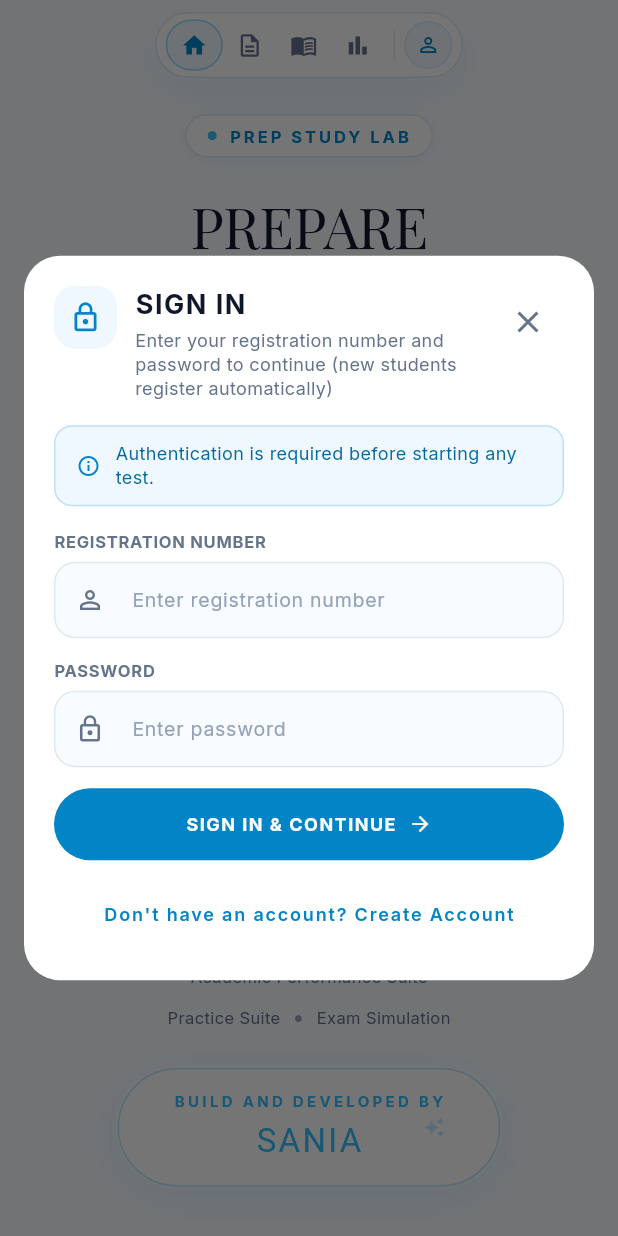
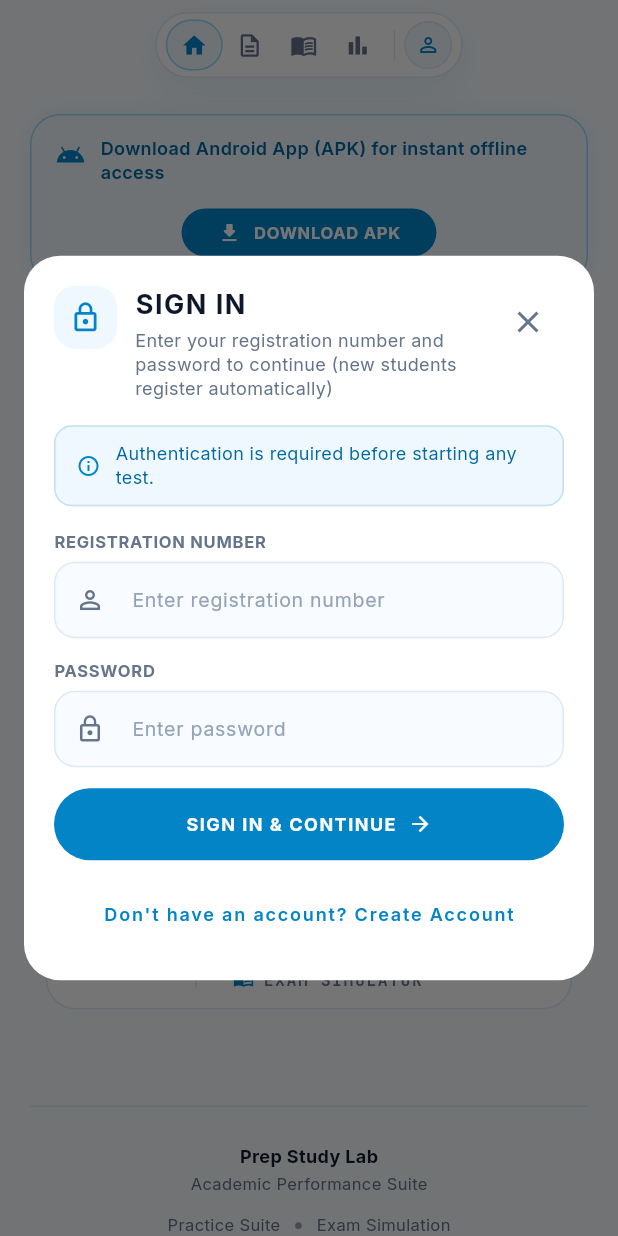
Before and after one commit to Sania-786-R/flutter-prep-study-lab, a Flutter app: the screen it shows after launch, after a tap on "START PRACTICING", on a phone screen of 412 x 824 dp. Run offline on Flutter 3.47's test engine with Material 3 defaults, Android fonts, the phone set to English and light mode, and no system bars; our stand-ins replace google_fonts, shared_preferences, supabase_flutter; missing offline and left inert: dart:html; accounts and stored records are empty.

Commit message:
Fix mobile scrolling, cache control, modal guards, and responsive APK banner

```diff
--- a/lib/main.dart
+++ b/lib/main.dart
@@ -55,7 +55,7 @@ class PrepStudyLabApp extends StatelessWidget {
           PointerDeviceKind.trackpad,
           PointerDeviceKind.stylus,
         },
-        physics: const BouncingScrollPhysics(parent: AlwaysScrollableScrollPhysics()),
+        physics: const ClampingScrollPhysics(parent: AlwaysScrollableScrollPhysics()),
       ),
       home: const MainShellScreen(),
     );
@@ -75,6 +75,7 @@ class _MainShellScreenState extends State<MainShellScreen> {
   MockAttemptModel? _viewingResultAttempt;
   bool _isStartingTest = false;
   bool _isAuthModalOpen = false;
+  bool _isConfigModalOpen = false;
 
   @override
   void initState() {
@@ -123,6 +124,7 @@ class _MainShellScreenState extends State<MainShellScreen> {
   }
 
   void _openConfigModal({String? preselectedCourseId}) {
+    if (_isConfigModalOpen) return;
     final auth = context.read<AuthService>();
     if (!auth.isAuthenticated) {
       _showAuthModal(
@@ -133,15 +135,20 @@ class _MainShellScreenState extends State<MainShellScreen> {
     }
 
     final testService = context.read<TestService>();
+    _isConfigModalOpen = true;
     showDialog(
       context: context,
+      barrierDismissible: true,
+      barrierColor: Colors.black.withValues(alpha: 0.54),
       builder: (ctx) => MockConfigModal(
         courses: testService.courses,
         preselectedCourseId: preselectedCourseId,
         testService: testService,
         onStartTest: (config) => _startTest(config),
       ),
-    );
+    ).whenComplete(() {
+      _isConfigModalOpen = false;
+    });
   }
 
   Future<void> _startTest(MockConfigModel config) async {
--- a/lib/screens/hero_view.dart
+++ b/lib/screens/hero_view.dart
@@ -38,11 +38,12 @@ class HeroView extends StatelessWidget {
       child: Column(
         crossAxisAlignment: CrossAxisAlignment.center,
         children: [
-          // Optional Install App Banner when in web browser
-          if (canInstallApp) ...[
+          // Android APK Download Banner (Displayed consistently across mobile web & installed app)
           Container(
+            width: double.infinity,
+            constraints: const BoxConstraints(maxWidth: 680),
             margin: const EdgeInsets.only(bottom: 24),
-              padding: const EdgeInsets.symmetric(horizontal: 16, vertical: 12),
+            padding: const EdgeInsets.symmetric(horizontal: 16, vertical: 14),
             decoration: BoxDecoration(
               color: AppColors.primarySoft,
               borderRadius: BorderRadius.circular(20),
@@ -56,7 +57,7 @@ class HeroView extends StatelessWidget {
             ),
             child: LayoutBuilder(
               builder: (context, constraints) {
-                  final isNarrow = constraints.maxWidth < 560;
+                final isNarrow = constraints.maxWidth < 540;
                 if (isNarrow) {
                   // Mobile narrow layout (320px - 430px)
                   return Column(
@@ -70,7 +71,7 @@ class HeroView extends StatelessWidget {
                             padding: EdgeInsets.only(top: 2.0),
                             child: Icon(Icons.android_rounded, color: AppColors.primary, size: 20),
                           ),
-                            const SizedBox(width: 8),
+                          const SizedBox(width: 10),
                           const Expanded(
                             child: Text(
                               'Download Android App (APK) for instant offline access',
@@ -85,7 +86,7 @@ class HeroView extends StatelessWidget {
                           ),
                         ],
                       ),
-                        const SizedBox(height: 10),
+                      const SizedBox(height: 12),
                       Center(
                         child: FilledButton.icon(
                           onPressed: onDownloadApk,
@@ -97,7 +98,7 @@ class HeroView extends StatelessWidget {
                           style: FilledButton.styleFrom(
                             backgroundColor: AppColors.primary,
                             visualDensity: VisualDensity.compact,
-                              padding: const EdgeInsets.symmetric(horizontal: 20, vertical: 8),
+                            padding: const EdgeInsets.symmetric(horizontal: 24, vertical: 10),
                             shape: RoundedRectangleBorder(borderRadius: BorderRadius.circular(20)),
                           ),
                         ),
@@ -108,16 +109,15 @@ class HeroView extends StatelessWidget {
 
                 // Desktop / Wide layout
                 return Row(
-                    mainAxisSize: MainAxisSize.min,
                   children: [
-                      const Icon(Icons.android_rounded, color: AppColors.primary, size: 20),
-                      const SizedBox(width: 10),
-                      const Flexible(
+                    const Icon(Icons.android_rounded, color: AppColors.primary, size: 22),
+                    const SizedBox(width: 12),
+                    const Expanded(
                       child: Text(
                         'Download Android App (APK) for instant offline access',
                         softWrap: true,
                         style: TextStyle(
-                            fontSize: 12,
+                          fontSize: 13,
                           fontWeight: FontWeight.w600,
                           color: AppColors.primaryDark,
                         ),
@@ -134,7 +134,7 @@ class HeroView extends StatelessWidget {
                       style: FilledButton.styleFrom(
                         backgroundColor: AppColors.primary,
                         visualDensity: VisualDensity.compact,
-                          padding: const EdgeInsets.symmetric(horizontal: 16, vertical: 8),
+                        padding: const EdgeInsets.symmetric(horizontal: 18, vertical: 10),
                         shape: RoundedRectangleBorder(borderRadius: BorderRadius.circular(20)),
                       ),
                     ),
@@ -143,7 +143,6 @@ class HeroView extends StatelessWidget {
               },
             ),
           ),
-          ],
 
           // Brand Pill
           Container(
--- a/lib/services/auth_service.dart
+++ b/lib/services/auth_service.dart
@@ -512,8 +512,8 @@ class AuthService extends ChangeNotifier {
     } catch (_) {}
 
     try {
-      await _supabase.auth.signOut(scope: SignOutScope.local).timeout(
-        const Duration(seconds: 3),
+      await _supabase.auth.signOut().timeout(
+        const Duration(seconds: 4),
         onTimeout: () {},
       );
     } catch (e) {
```
Also changed, not shown: vercel.json, 2 other files. Lines whose indentation alone changed are shown as unchanged.
